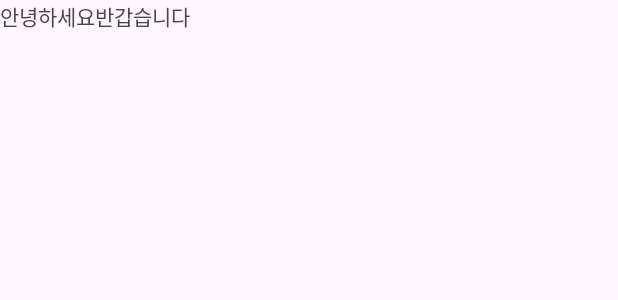
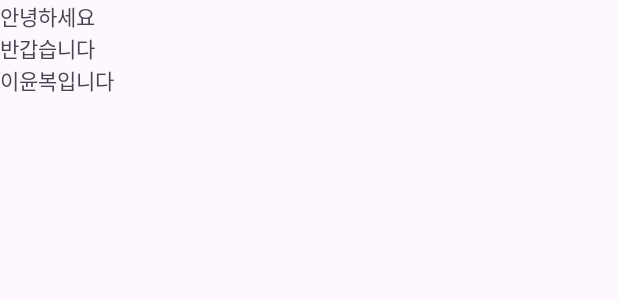
Before and after one commit to gerbitz/practice_UI_YB_1, an Android app: the layout activity_main.xml on its own in the app's theme, with its tools: preview values and no code run, on a phone screen of 412 x 824 dp. Shown: the top 300 px of the screen. Run offline under Robolectric (Android 15) with nearby library versions, the phone set to English and light mode, and no system bars.

Commit message:
orientation --> 세로로 배치하는 속성을 배워봄

```diff
--- a/app/src/main/res/layout/activity_main.xml
+++ b/app/src/main/res/layout/activity_main.xml
@@ -8,7 +8,8 @@
 
 <LinearLayout
     android:layout_width="match_parent"
-    android:layout_height="match_parent">
+    android:layout_height="match_parent"
+    android:orientation="vertical">
 
 <TextView
     android:layout_width="wrap_content"
@@ -20,6 +21,11 @@
         android:layout_height="wrap_content"
         android:text="반갑습니다"/>
 
+    <TextView
+        android:layout_width="wrap_content"
+        android:layout_height="wrap_content"
+        android:text="이윤복입니다"/>
+
 
 </LinearLayout>
 
```
